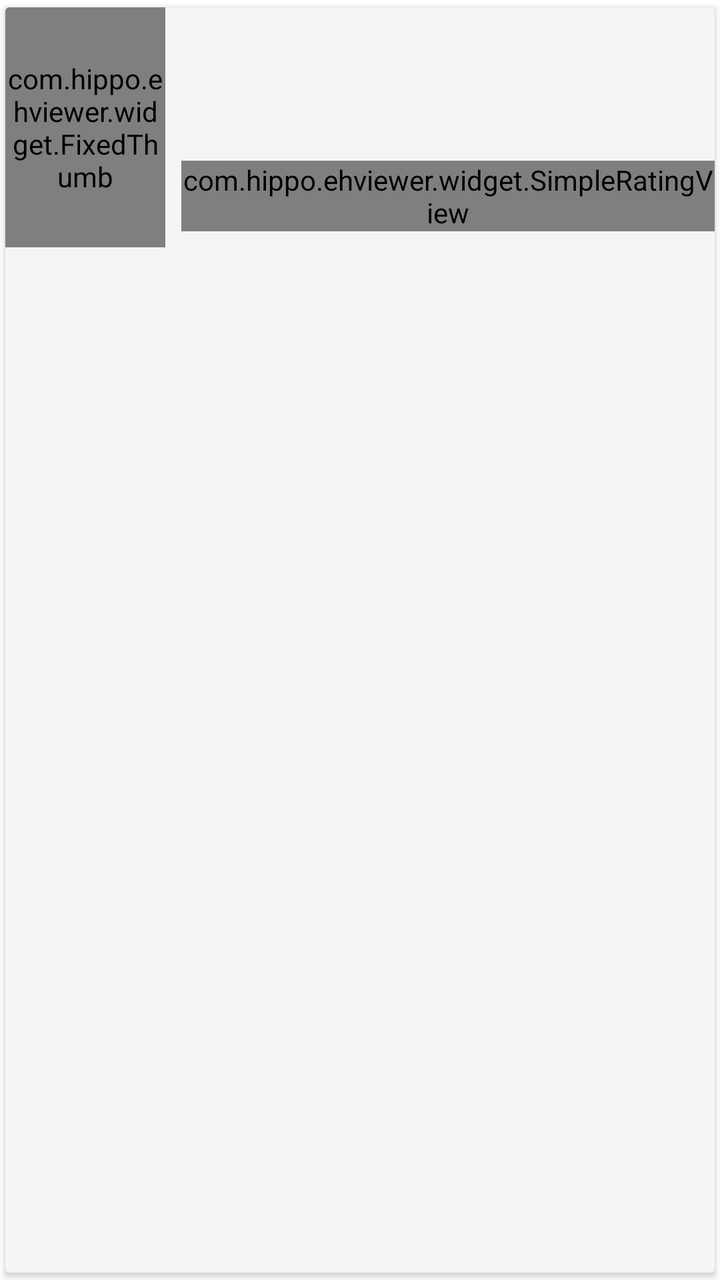
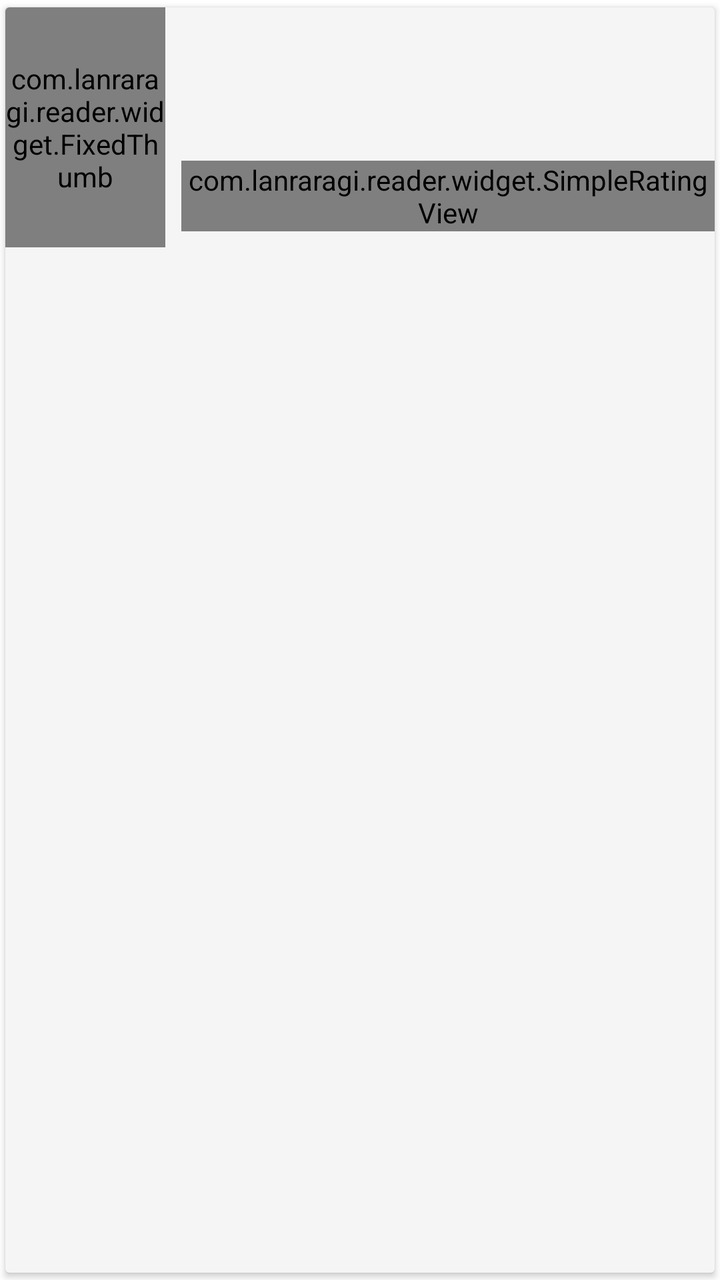

An Android layout rendered at two revisions. The XML below is the earlier revision; the diff shows what the commit changed to produce the second picture.
<!-- AndroidManifest.xml: application theme AppTheme -->
<!-- res/layout/item_gallery_list.xml -->
<?xml version="1.0" encoding="utf-8"?>
<androidx.cardview.widget.CardView xmlns:android="http://schemas.android.com/apk/res/android"
    xmlns:app="http://schemas.android.com/apk/res-auto"
    style="@style/CardView.Reactive"
    android:layout_width="match_parent"
    android:layout_height="wrap_content"
    android:layout_margin="2dp">

    <RelativeLayout
        android:layout_width="match_parent"
        android:layout_height="wrap_content">

        <com.hippo.ehviewer.widget.FixedThumb
            android:id="@+id/thumb"
            android:layout_width="@dimen/gallery_list_thumb_width"
            android:layout_height="@dimen/gallery_list_thumb_height"
            app:maxAspect="1.333"
            app:minAspect="0.333"
            app:retryType="click" />

        <TextView
            android:id="@+id/title"
            style="@style/CardTitle"
            android:layout_width="wrap_content"
            android:layout_height="wrap_content"
            android:layout_alignParentTop="true"
            android:layout_marginStart="8dp"
            android:layout_marginTop="4dp"
            android:layout_marginEnd="8dp"
            android:layout_toEndOf="@id/thumb" />

        <TextView
            android:id="@+id/uploader"
            style="@style/CardMessage"
            android:layout_width="wrap_content"
            android:layout_height="wrap_content"
            android:layout_below="@id/title"
            android:layout_alignStart="@id/title"
            android:layout_marginTop="2dp" />

        <TextView
            android:id="@+id/category"
            android:layout_width="0dp"
            android:layout_height="0dp"
            android:visibility="gone" />

        <com.hippo.ehviewer.widget.SimpleRatingView
            android:id="@+id/rating"
            android:layout_width="wrap_content"
            android:layout_height="wrap_content"
            android:layout_alignBottom="@id/thumb"
            android:layout_alignStart="@id/title"
            android:layout_marginBottom="8dp" />

        <TextView
            android:id="@+id/posted"
            style="@style/CardMessage"
            android:layout_width="wrap_content"
            android:layout_height="wrap_content"
            android:layout_alignBottom="@id/thumb"
            android:layout_alignParentEnd="true"
            android:layout_marginEnd="6dp"
            android:layout_marginBottom="4dp" />

        <LinearLayout
            android:layout_width="wrap_content"
            android:layout_height="wrap_content"
            android:layout_above="@id/posted"
            android:layout_alignParentEnd="true"
            android:layout_marginEnd="6dp"
            android:divider="@drawable/spacer_x6"
            android:gravity="center_vertical"
            android:orientation="horizontal"
            android:showDividers="middle">

            <ImageView
                android:id="@+id/downloaded"
                android:layout_width="16dp"
                android:layout_height="16dp"
                android:visibility="gone"
                android:contentDescription="@string/cd_downloaded"
                app:srcCompat="@drawable/v_download_x16" />

            <ImageView
                android:id="@+id/favourited"
                android:layout_width="16dp"
                android:layout_height="16dp"
                android:visibility="gone"
                android:contentDescription="@string/favorited"
                app:srcCompat="@drawable/v_heart_x16" />

            <TextView
                android:id="@+id/simple_language"
                style="@style/CardMessage"
                android:layout_width="wrap_content"
                android:layout_height="wrap_content" />

            <TextView
                android:id="@+id/pages"
                style="@style/CardMessage"
                android:layout_width="wrap_content"
                android:layout_height="wrap_content" />

        </LinearLayout>
    </RelativeLayout>
</androidx.cardview.widget.CardView>
<!-- resources referenced by this layout -->
<resources>
  <dimen name="gallery_list_thumb_height">120dp</dimen>
  <dimen name="gallery_list_thumb_width">80dp</dimen>
  <string name="cd_downloaded">Downloaded</string>
  <string name="favorited">Categorized</string>
  <style name="CardView.Reactive" parent="CardView.Normal">
          <item name="cardBackgroundColor">?attr/contentColorReactive</item>
      </style>
  <style name="AppTheme" parent="BaseTheme">
          <item name="android:windowBackground">@color/white</item>
      </style>
  <string name="pd_download" translatable="false">M5,20H19V18H5M19,9H15V3H9V9H5L12,16L19,9Z</string>
  <string name="pd_heart" translatable="false">M12,21.35L10.55,20.03C5.4,15.36 2,12.27 2,8.5C2,5.41 4.42,3 7.5,3C9.24,3 10.91,3.81 12,5.08C13.09,3.81 14.76,3 16.5,3C19.58,3 22,5.41 22,8.5C22,12.27 18.6,15.36 13.45,20.03L12,21.35Z</string>
  <style name="TextAppearance.CardMessage">
          <item name="android:textSize">@dimen/text_small</item>
          <item name="android:textColor">?android:attr/textColorSecondary</item>
      </style>
  <style name="TextAppearance.CardTitle">
          <item name="android:textSize">@dimen/text_little_small</item>
          <item name="android:textColor">?android:attr/textColorPrimary</item>
      </style>
  <color name="white">#ffffffff</color>
  <dimen name="text_small">14sp</dimen>
  <dimen name="text_little_small">16sp</dimen>
  <color name="colorPrimary">@color/teal_500</color>
  <color name="popupWindow_background_light">#ffF2F2F2</color>
  <color name="colorPrimaryDark">@color/teal_700</color>
  <color name="colorAccent">@color/purple_a200</color>
  <style name="ActionBarStyle" parent="@style/Widget.AppCompat.ActionBar.Solid">
          <item name="background">?attr/toolbarColor</item>
      </style>
  <color name="divider_light">#20000000</color>
  <color name="loading_indicator_blue">#ff1d87e4</color>
  <color name="primary_drawable_light">#8a000000</color>
  <color name="secondary_drawable_light">#42000000</color>
  <color name="content_light">@color/grey_100</color>
  <color name="progress_light">@color/colorAccent</color>
  <color name="guide_bg">#e5009688</color>
  <color name="tag_group_background_light">@color/colorAccent</color>
  <color name="tag_background_light">@color/colorPrimary</color>
  <color name="lrr_server_badge_0_bg_light">#FBF3DB</color>
  <color name="lrr_server_badge_1_bg_light">#FAEBDD</color>
  <color name="lrr_server_badge_2_bg_light">#FBE4E4</color>
  <color name="lrr_server_badge_3_bg_light">#DDEBF1</color>
  <color name="lrr_server_badge_4_bg_light">#DDEDEA</color>
  <color name="lrr_server_badge_5_bg_light">#EAE4F2</color>
  <color name="lrr_server_badge_6_bg_light">#F4DFEB</color>
  <color name="lrr_server_badge_7_bg_light">#F4EEEE</color>
  <color name="lrr_server_badge_0_fg_light">#B17C00</color>
  <color name="lrr_server_badge_1_fg_light">#B05300</color>
  <color name="lrr_server_badge_2_fg_light">#C0392B</color>
  <color name="lrr_server_badge_3_fg_light">#0B6E99</color>
  <color name="lrr_server_badge_4_fg_light">#0F7B6C</color>
  <color name="lrr_server_badge_5_fg_light">#6940A5</color>
  <color name="lrr_server_badge_6_fg_light">#AD1A72</color>
  <color name="lrr_server_badge_7_fg_light">#6B4D3E</color>
  <color name="lrr_server_active_row_bg_light">#1F009688</color>
  <color name="teal_700">#ff00796b</color>
  <color name="gallery_detail_button_background_light">@color/grey_100</color>
  <color name="colorLimitCountBg">#ff009688</color>
  <color name="shape_color_limits">@color/teal_500</color>
  <color name="home_shadow_color">@color/grey_350</color>
  <color name="icon_color">@color/grey_100</color>
  <color name="teal_500">#ff009688</color>
  <color name="purple_a200">#ffe040fb</color>
  <color name="grey_100">#fff5f5f5</color>
  <color name="grey_350">#ffcfcfcf</color>
  <!-- unchanged entries left out for length: 10 -->
</resources>

<!-- the commit's change to res/layout/item_gallery_list.xml (unified diff, before → after) -->
@@ -10,7 +10,7 @@
         android:layout_width="match_parent"
         android:layout_height="wrap_content">
 
-        <com.hippo.ehviewer.widget.FixedThumb
+        <com.lanraragi.reader.widget.FixedThumb
             android:id="@+id/thumb"
             android:layout_width="@dimen/gallery_list_thumb_width"
             android:layout_height="@dimen/gallery_list_thumb_height"
@@ -44,7 +44,7 @@
             android:layout_height="0dp"
             android:visibility="gone" />
 
-        <com.hippo.ehviewer.widget.SimpleRatingView
+        <com.lanraragi.reader.widget.SimpleRatingView
             android:id="@+id/rating"
             android:layout_width="wrap_content"
             android:layout_height="wrap_content"
